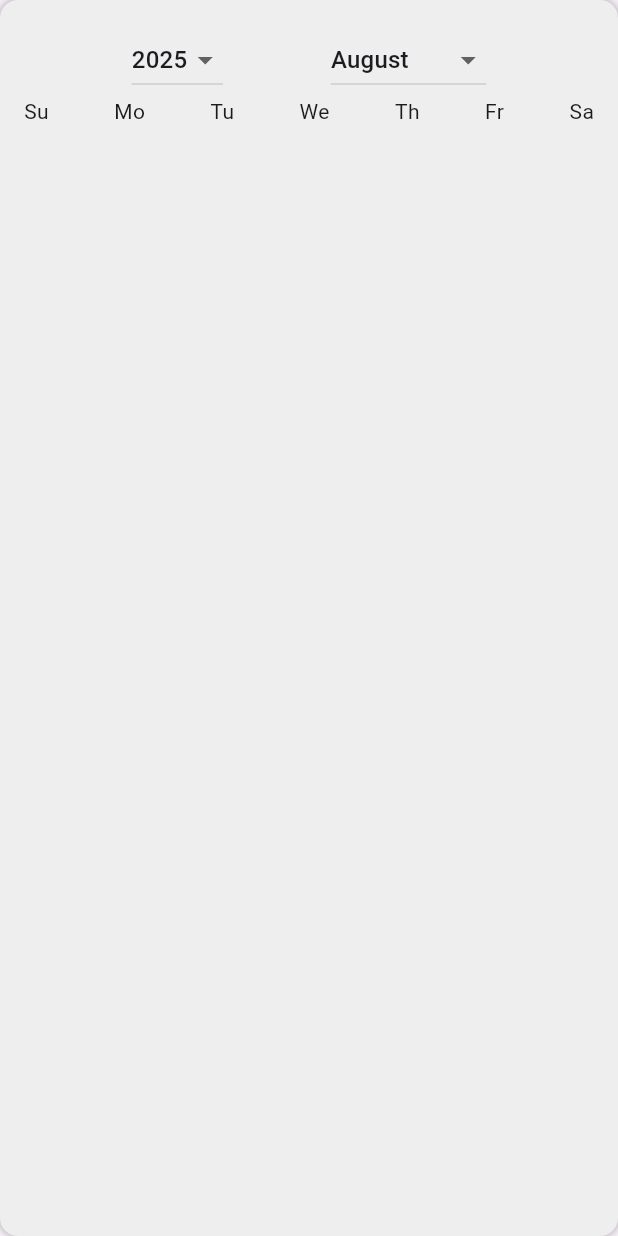
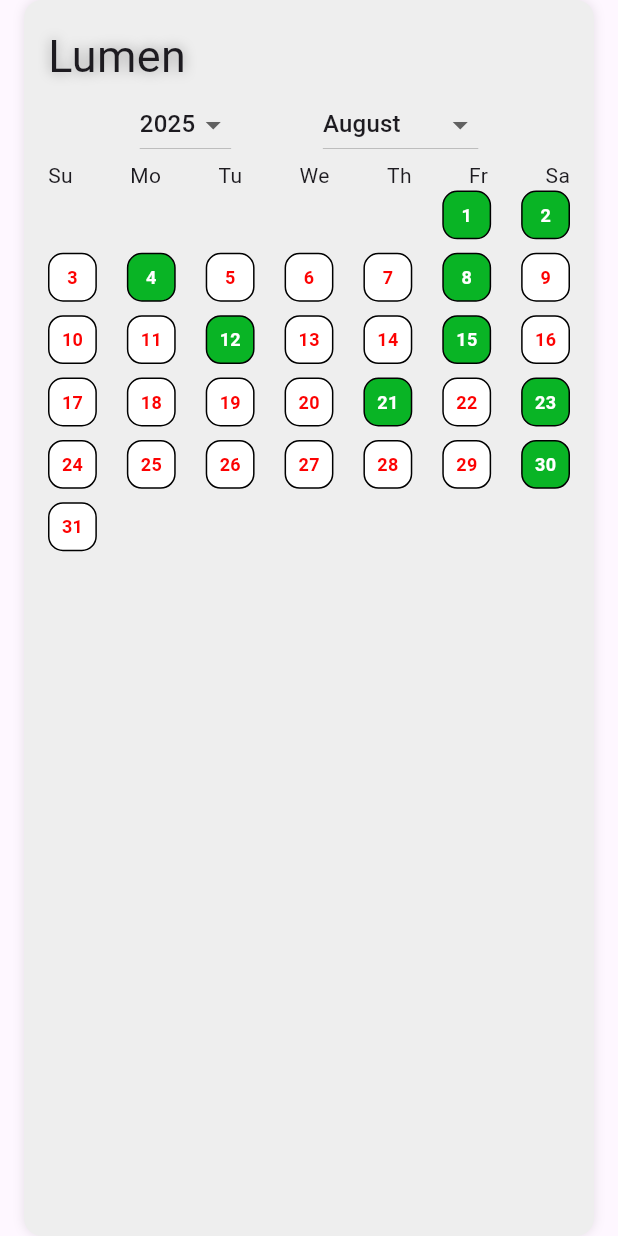
Before and after one commit to AnantKumarSingh26/SQuiz, a Flutter app: what activity() shows on an empty page, opened directly, on a phone screen of 412 x 824 dp. Run offline on Flutter 3.47's test engine with Material 3 defaults, Android fonts, the phone set to English and light mode, and no system bars; our stand-ins replace firebase_core, google_fonts; accounts and stored records are empty; generated files the repository leaves out were written again.

Commit message:
Lumen fixed

```diff
--- a/lib/screens/home.dart
+++ b/lib/screens/home.dart
@@ -1,5 +1,6 @@
 import 'package:flutter/material.dart';
 import 'package:intl/intl.dart';
+import 'package:google_fonts/google_fonts.dart';
 
 class HomeScreen extends StatelessWidget {
   const HomeScreen({super.key});
@@ -47,14 +48,13 @@
                   Column(
                     crossAxisAlignment: CrossAxisAlignment.start,
                     mainAxisAlignment: MainAxisAlignment.center,
-                    children: const [
+                    children: [
                       Row(
                         children: [
                           Text(
                             "Anonymous",
-                            style: TextStyle(
+                            style: GoogleFonts.pressStart2p(
                                 fontSize: 18,
-                              fontWeight: FontWeight.bold,
                             ),
                           ),
                           SizedBox(width: 6),
@@ -65,7 +65,10 @@
 
                       Row(
                         children: [
-                          Text("Login to save your progress"),
+                          Text("Login to save your progress",
+                          style: GoogleFonts.viga(
+                            fontSize: 13
+                          ),),
                           SizedBox(width: 4),
                           Icon(Icons.poll_outlined),
                         ],
@@ -76,13 +79,14 @@
               ),
             ),
           ),
+
+          const SizedBox(height: 5),
           const activity(),
         ],
       ),
     );
   }
 }
-
 
 class activity extends StatefulWidget {
   const activity({super.key});
@@ -95,48 +99,80 @@
   int selectedYear = DateTime.now().year;
   int seletecMonth = DateTime.now().month;
 
-  final List <int> completedDays=[1,2,4,21,12,23,30,8,15];
+  final List<int> completedDays = [1, 2, 4, 21, 12, 23, 30, 8, 15];
   @override
   Widget build(BuildContext context) {
-    return Container(
+    // Calculate the number of days in the selected month and year
+    int daysInMonth = DateTime(selectedYear, seletecMonth + 1, 0).day;
+    int firstWeek = DateTime(selectedYear, seletecMonth, 1).weekday % 7;
+    int totalCells = firstWeek + daysInMonth;
+    return Padding(
+      padding: const EdgeInsets.symmetric(horizontal: 16),
+      child: Container(
         padding: const EdgeInsets.all(16),
         decoration: BoxDecoration(
           color: Colors.grey[200],
           borderRadius: BorderRadius.circular(12),
-        boxShadow:[
-          BoxShadow(color: Colors.black.withOpacity(0.4),blurRadius: 6)
-        ]
+          boxShadow: [
+            BoxShadow(color: Colors.black.withOpacity(0.1), blurRadius: 6),
+          ],
         ),
         child: Column(
           crossAxisAlignment: CrossAxisAlignment.start,
           children: [
+
+             Text(
+              'Lumen',
+              style: GoogleFonts.rubikDistressed(
+                fontSize: 30,
+                shadows: [
+                  Shadow(
+                    color: const Color.fromARGB(136, 64, 64, 64).withOpacity(0.5),
+                    blurRadius: 10,
+                  ),
+                ],
+              ),
+            ),
+            //dropdown Button for year and month
             Row(
               mainAxisAlignment: MainAxisAlignment.spaceEvenly,
               children: [
                 DropdownButton<int>(
-                value: selectedYear ,
-                items: [2023,2024,2025,2026]
-                .map((year)=>DropdownMenuItem(
+                  value: selectedYear,
+                  items:
+                      [2023, 2024, 2025, 2026]
+                          .map(
+                            (year) => DropdownMenuItem(
                               value: year,
-                  child: Text(year.toString())
-                  )).toList(),
-                  onChanged: (value){
+                              child: Text(year.toString()),
+                            ),
+                          )
+                          .toList(),
+                  onChanged: (value) {
                     setState(() {
-                        selectedYear=value!;
-                      }
-                    );
-                  }
+                      selectedYear = value!;
+                    });
+                  },
                 ),
-                DropdownButton<int>(value:seletecMonth,
-                items: List.generate(12, (index)=>index + 1)
-                .map((month)=>DropdownMenuItem(
-                  value:month,
-                  child: Text(DateFormat.MMMM().format(DateTime(0,month))),
-                  )).toList(), onChanged:(value){
+                DropdownButton<int>(
+                  value: seletecMonth,
+                  items:
+                      List.generate(12, (index) => index + 1)
+                          .map(
+                            (month) => DropdownMenuItem(
+                              value: month,
+                              child: Text(
+                                DateFormat.MMMM().format(DateTime(0, month)),
+                              ),
+                            ),
+                          )
+                          .toList(),
+                  onChanged: (value) {
                     setState(() {
-                      seletecMonth=value!;
+                      seletecMonth = value!;
                     });
-                  } )
+                  },
+                ),
               ],
             ),
             Row(
@@ -151,10 +187,45 @@
                 Text("Sa"),
               ],
             ),
+            //Days Grid
+            SizedBox(
+              height: 300,
+              child: GridView.builder(
+                physics: NeverScrollableScrollPhysics(),
+                gridDelegate: const SliverGridDelegateWithFixedCrossAxisCount(
+                  crossAxisCount: 7,
+                  mainAxisSpacing: 9,
+                  crossAxisSpacing: 20,
+                ),
+                itemCount: totalCells,
+                itemBuilder: (context, index) {
+                  if (index < firstWeek) {
+                    return const SizedBox.shrink();
+                  }
+                  int day = index - firstWeek + 1;
+                  bool done = completedDays.contains(day);
 
-
-
+                  return Container(
+                    alignment: Alignment.center,
+                    decoration: BoxDecoration(
+                      color: done ? const Color.fromARGB(255, 9, 180, 37) : Colors.white,
+                      border: Border.all(color: Colors.black),
+                      borderRadius: BorderRadius.circular(10),
+                    ),
+                    child: Text(
+                      day.toString(),
+                      style: TextStyle(
+                        fontSize: 12,
+                        fontWeight: FontWeight.bold,
+                        color: done ? Colors.white : const Color.fromARGB(255, 252, 2, 2),
+                      ),
+                    ),
+                  );
+                },
+              ),
+            ),
           ],
+        ),
       ),
     );
   }
```
Lines whose indentation alone changed are shown as unchanged.
